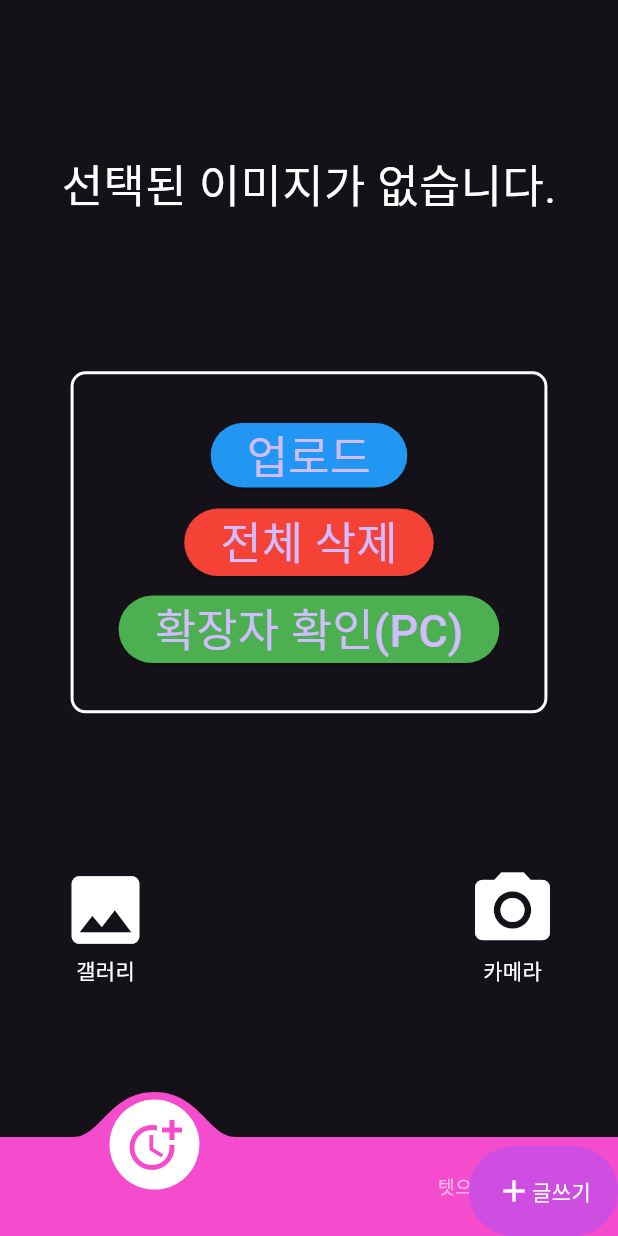
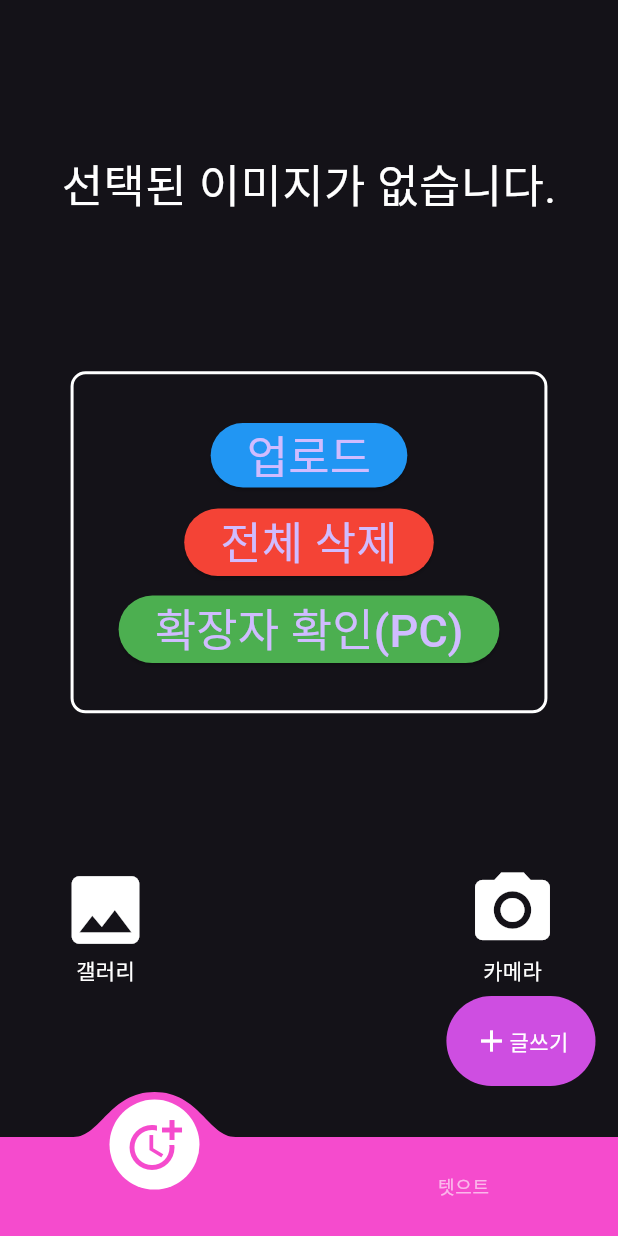
Before and after one commit to hoony00/testCADM, a Flutter app: the screen it shows after launch, on a phone screen of 412 x 824 dp. Run offline on Flutter 3.47's test engine with Material 3 defaults, Android fonts, the phone set to English and light mode, and no system bars; drawn by our look-alikes of convex_bottom_bar; our stand-ins replace cloud_firestore, device_info_plus, dio, easy_localization, flutter_image_compress, flutter_riverpod and 7 more; missing offline and left inert: nav; accounts and stored records are empty.

Commit message:
feat : 플러팅 버튼 디테일 수정

```diff
--- a/lib/view/fab/w_floating_daangn_button.dart
+++ b/lib/view/fab/w_floating_daangn_button.dart
@@ -19,8 +19,11 @@ class FloatingDaangnButton extends ConsumerWidget {
   Widget build(BuildContext context, WidgetRef ref) {
     final floatingButtonState = ref.watch(floatingButtonStateProvider);
     final isExpanded = floatingButtonState.isExpanded;
-    final isSmall = floatingButtonState.isSmall;
     final width = context.deviceWidth;
+
+    void onTapButton() {
+      ref.read(floatingButtonStateProvider.notifier).onTapButton();
+    }
 
     return Stack(
       children: [
@@ -33,6 +36,7 @@ class FloatingDaangnButton extends ConsumerWidget {
           ),
         ),
         Align(
+          // 오른쪽 아래
           alignment: Alignment.bottomRight,
           child: Column(
             mainAxisSize: MainAxisSize.min,
@@ -41,9 +45,10 @@ class FloatingDaangnButton extends ConsumerWidget {
               AnimatedOpacity(
                 opacity: isExpanded ? 1 : 0,
                 duration: duration,
+                /// 확장된 컨테이너 UI
                 child: Container(
                   width: 190,
-                  padding: const EdgeInsets.all(15),
+                  padding: const EdgeInsets.all(10),
                   margin: const EdgeInsets.only(bottom: 10, right: 15),
                   decoration: BoxDecoration(
                     color: ColorPalette.primaryColor.withOpacity(0.9),
@@ -53,7 +58,6 @@ class FloatingDaangnButton extends ConsumerWidget {
                     crossAxisAlignment: CrossAxisAlignment.start,
                     children: [
                       _floatItem('의료장비 판매신청', 'assets/images/fab/fab_01.png'),
-                      _floatItem('의료장비 경매신청', 'assets/images/fab/fab_02.png'),
                       _floatItem('의료장비 수배신청', 'assets/images/fab/fab_03.png'),
                     ],
                   ),
@@ -61,8 +65,7 @@ class FloatingDaangnButton extends ConsumerWidget {
               ),
               Tap(
                 onTap: () {
-                  ref.read(floatingButtonStateProvider.notifier).onTapButton();
-
+                  onTapButton();
                 },
                 child: AnimatedContainer(
                   duration: duration,
@@ -70,6 +73,7 @@ class FloatingDaangnButton extends ConsumerWidget {
                   padding: const EdgeInsets.symmetric(horizontal: 18),
                   decoration: BoxDecoration(
                     color:
+                        ///동적 색상 변경
                     isExpanded
                         ?  ColorPalette.primaryColor.withOpacity(0.9)
                       :  ColorPalette.primaryColor,
@@ -78,9 +82,11 @@ class FloatingDaangnButton extends ConsumerWidget {
                   child: Row(
                     mainAxisSize: MainAxisSize.min,
                     children: [
-                      AnimatedRotation(turns: isExpanded ? 0.125 : 0, duration: duration, child: const Icon(Icons.add)),
+                      ///동적 아이콘 변경
+                      AnimatedRotation(turns: isExpanded ? 0.125 : 0, duration: duration,
+                          child: const Icon(Icons.add)),
                       AnimatedWidthCollapse(
-                          visible: !isSmall,
+                          visible: !isExpanded,
                           duration: duration,
                           child: '글쓰기'.text.make()),
                     ],
@@ -89,17 +95,16 @@ class FloatingDaangnButton extends ConsumerWidget {
               ),
             ],
           ),
-        ),
+        ).pOnly(right: 15, bottom: 100),
       ],
     );
   }
 
   _floatItem(String title, String imagePath) {
     return Row(
-      mainAxisSize: MainAxisSize.min,
+      mainAxisAlignment: MainAxisAlignment.spaceAround,
       children: [
         Image.asset(imagePath, width: 30),
-        const Width(8),
         title.text.make(),
       ],
     );
--- a/lib/view/fab/w_floating_daangn_button.state.dart
+++ b/lib/view/fab/w_floating_daangn_button.state.dart
@@ -5,7 +5,6 @@ part 'w_floating_daangn_button.state.freezed.dart';
 @freezed
 class FloatingButtonState with _$FloatingButtonState {
   const factory FloatingButtonState(
-    final bool isExpanded,
-      final bool isSmall,
-  ) = _FloatingButtonState;
+      final bool isExpanded,
+      ) = _FloatingButtonState;
 }
```
Also changed, not shown: lib/view/fab/w_floating_daangn_button.riverpod.dart (+3 -8 lines), lib/view/fab/w_floating_daangn_button.state.freezed.dart.
